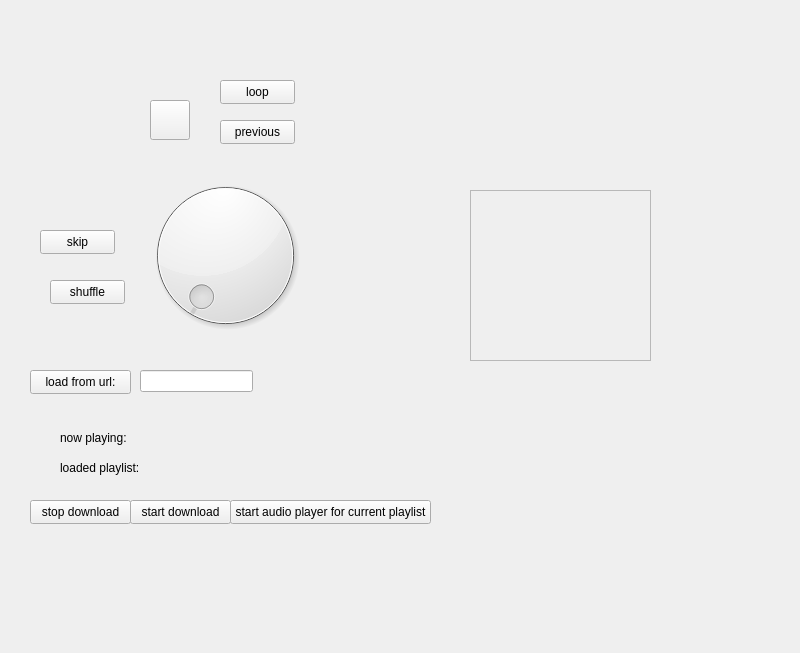
Old version of the form classes/generatedui/mainwindow.ui in the repository moltenlavaguava/peanut.
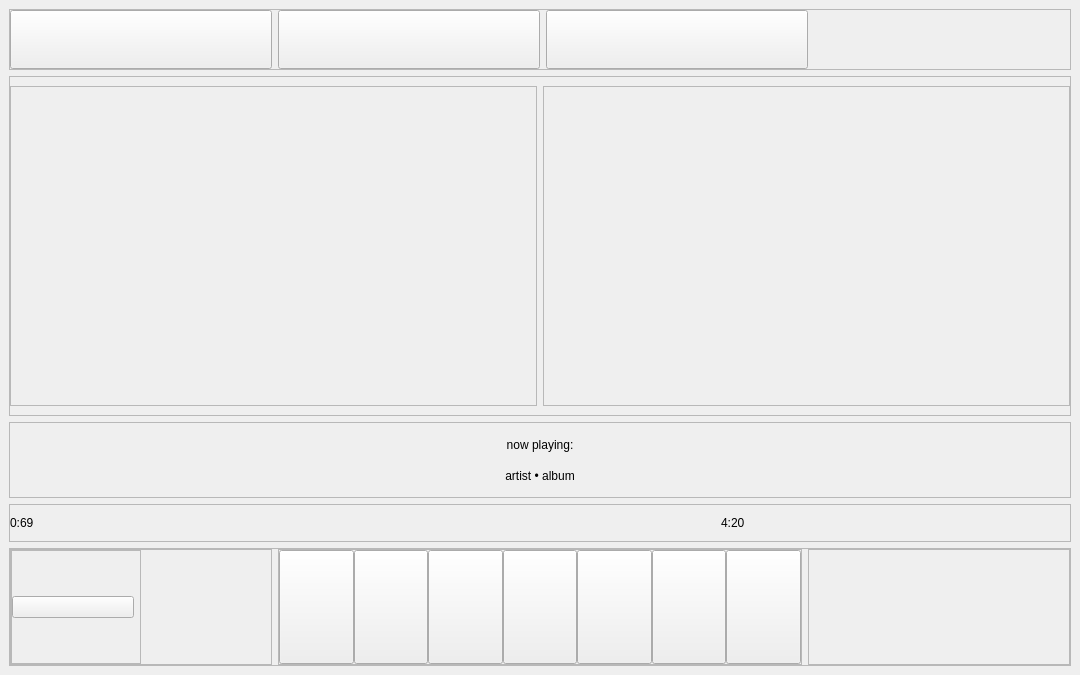
New version of the form. Icons and pictures are not drawn. Custom widgets are drawn as their Qt base class.

```diff
--- a/classes/generatedui/mainwindow.ui
+++ b/classes/generatedui/mainwindow.ui
@@ -6,8 +6,8 @@
    <rect>
     <x>0</x>
     <y>0</y>
-    <width>800</width>
-    <height>653</height>
+    <width>1080</width>
+    <height>675</height>
    </rect>
   </property>
   <property name="windowTitle">
@@ -47,232 +47,517 @@
 }</string>
   </property>
   <widget class="QWidget" name="centralwidget">
-   <widget class="QPushButton" name="action_skip">
-    <property name="geometry">
-     <rect>
-      <x>40</x>
-      <y>230</y>
-      <width>75</width>
-      <height>24</height>
-     </rect>
-    </property>
-    <property name="text">
-     <string>skip</string>
-    </property>
-   </widget>
-   <widget class="QPushButton" name="action_shuffle">
-    <property name="geometry">
-     <rect>
-      <x>50</x>
-      <y>280</y>
-      <width>75</width>
-      <height>24</height>
-     </rect>
-    </property>
-    <property name="text">
-     <string>shuffle</string>
-    </property>
-   </widget>
-   <widget class="QPushButton" name="action_loop">
-    <property name="geometry">
-     <rect>
-      <x>220</x>
-      <y>80</y>
-      <width>75</width>
-      <height>24</height>
-     </rect>
-    </property>
-    <property name="text">
-     <string>loop</string>
-    </property>
-   </widget>
-   <widget class="QPushButton" name="action_loadFromURL">
-    <property name="geometry">
-     <rect>
-      <x>30</x>
-      <y>370</y>
-      <width>101</width>
-      <height>24</height>
-     </rect>
-    </property>
-    <property name="text">
-     <string>load from url:</string>
-    </property>
-   </widget>
-   <widget class="QLineEdit" name="input_playlistURL">
-    <property name="geometry">
-     <rect>
-      <x>140</x>
-      <y>370</y>
-      <width>113</width>
-      <height>22</height>
-     </rect>
-    </property>
-    <property name="text">
-     <string/>
-    </property>
-   </widget>
-   <widget class="QLabel" name="info_nowPlaying">
-    <property name="geometry">
-     <rect>
-      <x>60</x>
-      <y>430</y>
-      <width>611</width>
-      <height>16</height>
-     </rect>
-    </property>
-    <property name="text">
-     <string>now playing:</string>
-    </property>
-   </widget>
-   <widget class="QLabel" name="info_loadedPlaylist">
-    <property name="geometry">
-     <rect>
-      <x>60</x>
-      <y>460</y>
-      <width>591</width>
-      <height>16</height>
-     </rect>
-    </property>
-    <property name="text">
-     <string>loaded playlist:</string>
-    </property>
-   </widget>
-   <widget class="QPushButton" name="action_previous">
-    <property name="geometry">
-     <rect>
-      <x>220</x>
-      <y>120</y>
-      <width>75</width>
-      <height>24</height>
-     </rect>
-    </property>
-    <property name="text">
-     <string>previous</string>
-    </property>
-   </widget>
-   <widget class="ScrollProgressBar" name="info_progressBar">
-    <property name="geometry">
-     <rect>
-      <x>360</x>
-      <y>90</y>
-      <width>281</width>
-      <height>16</height>
-     </rect>
-    </property>
-    <property name="styleSheet">
-     <string notr="true"/>
-    </property>
-   </widget>
-   <widget class="QDial" name="dial">
-    <property name="geometry">
-     <rect>
-      <x>140</x>
-      <y>160</y>
-      <width>171</width>
-      <height>191</height>
-     </rect>
-    </property>
-   </widget>
-   <widget class="ProgressCircleBar" name="info_progressBar1">
-    <property name="geometry">
-     <rect>
-      <x>350</x>
-      <y>120</y>
-      <width>111</width>
-      <height>16</height>
-     </rect>
-    </property>
-    <property name="styleSheet">
-     <string notr="true"/>
-    </property>
-   </widget>
-   <widget class="QPushButton" name="action_stopDownload">
-    <property name="geometry">
-     <rect>
-      <x>30</x>
-      <y>500</y>
-      <width>101</width>
-      <height>24</height>
-     </rect>
-    </property>
-    <property name="text">
-     <string>stop download</string>
-    </property>
-   </widget>
-   <widget class="QScrollArea" name="info_playlistSelector">
-    <property name="geometry">
-     <rect>
-      <x>470</x>
-      <y>190</y>
-      <width>181</width>
-      <height>171</height>
-     </rect>
-    </property>
-    <property name="verticalScrollBarPolicy">
-     <enum>Qt::ScrollBarPolicy::ScrollBarAlwaysOff</enum>
-    </property>
-    <property name="horizontalScrollBarPolicy">
-     <enum>Qt::ScrollBarPolicy::ScrollBarAlwaysOff</enum>
-    </property>
-    <property name="widgetResizable">
-     <bool>true</bool>
-    </property>
-    <property name="alignment">
-     <set>Qt::AlignmentFlag::AlignLeading|Qt::AlignmentFlag::AlignLeft|Qt::AlignmentFlag::AlignTop</set>
-    </property>
-    <widget class="QWidget" name="scrollAreaWidgetContents">
-     <property name="geometry">
-      <rect>
-       <x>0</x>
-       <y>0</y>
-       <width>179</width>
-       <height>169</height>
-      </rect>
-     </property>
-     <layout class="QVBoxLayout" name="verticalLayout"/>
-    </widget>
-   </widget>
-   <widget class="QPushButton" name="action_startDownload">
-    <property name="geometry">
-     <rect>
-      <x>130</x>
-      <y>500</y>
-      <width>101</width>
-      <height>24</height>
-     </rect>
-    </property>
-    <property name="text">
-     <string>start download</string>
-    </property>
-   </widget>
-   <widget class="QPushButton" name="action_startAudioPlayer">
-    <property name="geometry">
-     <rect>
-      <x>230</x>
-      <y>500</y>
-      <width>201</width>
-      <height>24</height>
-     </rect>
-    </property>
-    <property name="text">
-     <string>start audio player for current playlist</string>
-    </property>
-   </widget>
-   <widget class="CircleImageButton" name="action_play">
-    <property name="geometry">
-     <rect>
-      <x>150</x>
-      <y>100</y>
-      <width>40</width>
-      <height>40</height>
-     </rect>
-    </property>
-    <property name="icon">
-     <iconset resource="../../resources.qrc">
-      <normaloff>:/buttons/resources/play.png</normaloff>:/buttons/resources/play.png</iconset>
-    </property>
-   </widget>
+   <layout class="QVBoxLayout" name="verticalLayout_2">
+    <item>
+     <widget class="QFrame" name="container_topFrame">
+      <property name="sizePolicy">
+       <sizepolicy hsizetype="Preferred" vsizetype="Preferred">
+        <horstretch>0</horstretch>
+        <verstretch>8</verstretch>
+       </sizepolicy>
+      </property>
+      <property name="frameShape">
+       <enum>QFrame::Shape::StyledPanel</enum>
+      </property>
+      <property name="frameShadow">
+       <enum>QFrame::Shadow::Raised</enum>
+      </property>
+      <layout class="QHBoxLayout" name="horizontalLayout" stretch="0,0,0,0">
+       <property name="leftMargin">
+        <number>0</number>
+       </property>
+       <property name="topMargin">
+        <number>0</number>
+       </property>
+       <property name="rightMargin">
+        <number>0</number>
+       </property>
+       <property name="bottomMargin">
+        <number>0</number>
+       </property>
+       <item>
+        <widget class="CircleImageButton" name="action_home">
+         <property name="sizePolicy">
+          <sizepolicy hsizetype="Expanding" vsizetype="Expanding">
+           <horstretch>0</horstretch>
+           <verstretch>0</verstretch>
+          </sizepolicy>
+         </property>
+         <property name="icon">
+          <iconset resource="../../resources.qrc">
+           <normaloff>:/buttons/resources/home.png</normaloff>:/buttons/resources/home.png</iconset>
+         </property>
+        </widget>
+       </item>
+       <item>
+        <widget class="CircleImageButton" name="action_settings">
+         <property name="sizePolicy">
+          <sizepolicy hsizetype="Expanding" vsizetype="Expanding">
+           <horstretch>0</horstretch>
+           <verstretch>0</verstretch>
+          </sizepolicy>
+         </property>
+         <property name="icon">
+          <iconset resource="../../resources.qrc">
+           <normaloff>:/buttons/resources/settings.png</normaloff>:/buttons/resources/settings.png</iconset>
+         </property>
+        </widget>
+       </item>
+       <item>
+        <widget class="CircleImageButton" name="action_help">
+         <property name="sizePolicy">
+          <sizepolicy hsizetype="Expanding" vsizetype="Expanding">
+           <horstretch>0</horstretch>
+           <verstretch>0</verstretch>
+          </sizepolicy>
+         </property>
+         <property name="icon">
+          <iconset resource="../../resources.qrc">
+           <normaloff>:/buttons/resources/help.png</normaloff>:/buttons/resources/help.png</iconset>
+         </property>
+        </widget>
+       </item>
+       <item>
+        <spacer name="horizontalSpacer">
+         <property name="orientation">
+          <enum>Qt::Orientation::Horizontal</enum>
+         </property>
+         <property name="sizeHint" stdset="0">
+          <size>
+           <width>40</width>
+           <height>20</height>
+          </size>
+         </property>
+        </spacer>
+       </item>
+      </layout>
+     </widget>
+    </item>
+    <item>
+     <widget class="QFrame" name="container_upperMiddleFrame">
+      <property name="sizePolicy">
+       <sizepolicy hsizetype="Preferred" vsizetype="Preferred">
+        <horstretch>0</horstretch>
+        <verstretch>45</verstretch>
+       </sizepolicy>
+      </property>
+      <property name="frameShape">
+       <enum>QFrame::Shape::StyledPanel</enum>
+      </property>
+      <property name="frameShadow">
+       <enum>QFrame::Shadow::Raised</enum>
+      </property>
+      <layout class="QHBoxLayout" name="horizontalLayout_2">
+       <property name="leftMargin">
+        <number>0</number>
+       </property>
+       <property name="rightMargin">
+        <number>0</number>
+       </property>
+       <item>
+        <widget class="SquareFrame" name="SquareFrame">
+         <property name="frameShape">
+          <enum>QFrame::Shape::StyledPanel</enum>
+         </property>
+        </widget>
+       </item>
+       <item>
+        <widget class="QFrame" name="container_nextList">
+         <property name="frameShape">
+          <enum>QFrame::Shape::StyledPanel</enum>
+         </property>
+         <property name="frameShadow">
+          <enum>QFrame::Shadow::Raised</enum>
+         </property>
+        </widget>
+       </item>
+      </layout>
+     </widget>
+    </item>
+    <item>
+     <widget class="QFrame" name="container_middleFrame">
+      <property name="sizePolicy">
+       <sizepolicy hsizetype="Preferred" vsizetype="Preferred">
+        <horstretch>0</horstretch>
+        <verstretch>10</verstretch>
+       </sizepolicy>
+      </property>
+      <property name="frameShape">
+       <enum>QFrame::Shape::StyledPanel</enum>
+      </property>
+      <property name="frameShadow">
+       <enum>QFrame::Shadow::Raised</enum>
+      </property>
+      <layout class="QVBoxLayout" name="verticalLayout">
+       <item>
+        <widget class="QLabel" name="info_trackName">
+         <property name="text">
+          <string>now playing:</string>
+         </property>
+         <property name="alignment">
+          <set>Qt::AlignmentFlag::AlignCenter</set>
+         </property>
+        </widget>
+       </item>
+       <item>
+        <widget class="QLabel" name="info_artistAlbum">
+         <property name="text">
+          <string>artist • album</string>
+         </property>
+         <property name="alignment">
+          <set>Qt::AlignmentFlag::AlignCenter</set>
+         </property>
+        </widget>
+       </item>
+      </layout>
+     </widget>
+    </item>
+    <item>
+     <widget class="QFrame" name="container_lowerMiddleFrame">
+      <property name="sizePolicy">
+       <sizepolicy hsizetype="Preferred" vsizetype="Preferred">
+        <horstretch>0</horstretch>
+        <verstretch>5</verstretch>
+       </sizepolicy>
+      </property>
+      <property name="frameShape">
+       <enum>QFrame::Shape::StyledPanel</enum>
+      </property>
+      <property name="frameShadow">
+       <enum>QFrame::Shadow::Raised</enum>
+      </property>
+      <layout class="QHBoxLayout" name="horizontalLayout_3">
+       <property name="leftMargin">
+        <number>0</number>
+       </property>
+       <property name="rightMargin">
+        <number>0</number>
+       </property>
+       <item>
+        <widget class="QLabel" name="label">
+         <property name="text">
+          <string>0:69</string>
+         </property>
+        </widget>
+       </item>
+       <item>
+        <widget class="ScrollProgressBar" name="info_progressBar">
+         <property name="styleSheet">
+          <string notr="true"/>
+         </property>
+        </widget>
+       </item>
+       <item>
+        <widget class="QLabel" name="label_2">
+         <property name="text">
+          <string>4:20</string>
+         </property>
+        </widget>
+       </item>
+      </layout>
+     </widget>
+    </item>
+    <item>
+     <widget class="QFrame" name="container_lowerFrame">
+      <property name="sizePolicy">
+       <sizepolicy hsizetype="Preferred" vsizetype="Preferred">
+        <horstretch>0</horstretch>
+        <verstretch>15</verstretch>
+       </sizepolicy>
+      </property>
+      <property name="frameShape">
+       <enum>QFrame::Shape::StyledPanel</enum>
+      </property>
+      <property name="frameShadow">
+       <enum>QFrame::Shadow::Raised</enum>
+      </property>
+      <layout class="QHBoxLayout" name="horizontalLayout_4">
+       <property name="leftMargin">
+        <number>0</number>
+       </property>
+       <property name="topMargin">
+        <number>0</number>
+       </property>
+       <property name="rightMargin">
+        <number>0</number>
+       </property>
+       <property name="bottomMargin">
+        <number>0</number>
+       </property>
+       <item>
+        <widget class="QFrame" name="container_left">
+         <property name="sizePolicy">
+          <sizepolicy hsizetype="Preferred" vsizetype="Preferred">
+           <horstretch>1</horstretch>
+           <verstretch>0</verstretch>
+          </sizepolicy>
+         </property>
+         <property name="frameShape">
+          <enum>QFrame::Shape::StyledPanel</enum>
+         </property>
+         <property name="frameShadow">
+          <enum>QFrame::Shadow::Raised</enum>
+         </property>
+         <layout class="QHBoxLayout" name="horizontalLayout_6" stretch="1,1">
+          <property name="spacing">
+           <number>0</number>
+          </property>
+          <property name="leftMargin">
+           <number>0</number>
+          </property>
+          <property name="topMargin">
+           <number>0</number>
+          </property>
+          <property name="rightMargin">
+           <number>0</number>
+          </property>
+          <property name="bottomMargin">
+           <number>0</number>
+          </property>
+          <item>
+           <widget class="QFrame" name="container_volumeBar">
+            <property name="sizePolicy">
+             <sizepolicy hsizetype="Preferred" vsizetype="Preferred">
+              <horstretch>0</horstretch>
+              <verstretch>0</verstretch>
+             </sizepolicy>
+            </property>
+            <property name="frameShape">
+             <enum>QFrame::Shape::StyledPanel</enum>
+            </property>
+            <property name="frameShadow">
+             <enum>QFrame::Shadow::Raised</enum>
+            </property>
+            <layout class="QHBoxLayout" name="horizontalLayout_8">
+             <property name="leftMargin">
+              <number>0</number>
+             </property>
+             <property name="topMargin">
+              <number>45</number>
+             </property>
+             <property name="rightMargin">
+              <number>0</number>
+             </property>
+             <property name="bottomMargin">
+              <number>45</number>
+             </property>
+             <item>
+              <widget class="CircleImageButton" name="action_mute">
+               <property name="sizePolicy">
+                <sizepolicy hsizetype="Expanding" vsizetype="Expanding">
+                 <horstretch>0</horstretch>
+                 <verstretch>0</verstretch>
+                </sizepolicy>
+               </property>
+               <property name="icon">
+                <iconset resource="../../resources.qrc">
+                 <normaloff>:/buttons/resources/volume.png</normaloff>:/buttons/resources/volume.png</iconset>
+               </property>
+              </widget>
+             </item>
+             <item>
+              <widget class="ProgressCircleBar" name="input_volumeBar">
+               <property name="styleSheet">
+                <string notr="true"/>
+               </property>
+              </widget>
+             </item>
+            </layout>
+           </widget>
+          </item>
+          <item>
+           <spacer name="horizontalSpacer_4">
+            <property name="orientation">
+             <enum>Qt::Orientation::Horizontal</enum>
+            </property>
+            <property name="sizeHint" stdset="0">
+             <size>
+              <width>0</width>
+              <height>20</height>
+             </size>
+            </property>
+           </spacer>
+          </item>
+         </layout>
+        </widget>
+       </item>
+       <item>
+        <widget class="QFrame" name="container_middle">
+         <property name="sizePolicy">
+          <sizepolicy hsizetype="Preferred" vsizetype="Preferred">
+           <horstretch>2</horstretch>
+           <verstretch>0</verstretch>
+          </sizepolicy>
+         </property>
+         <property name="frameShape">
+          <enum>QFrame::Shape::StyledPanel</enum>
+         </property>
+         <property name="frameShadow">
+          <enum>QFrame::Shadow::Raised</enum>
+         </property>
+         <layout class="QHBoxLayout" name="horizontalLayout_5">
+          <property name="spacing">
+           <number>0</number>
+          </property>
+          <property name="leftMargin">
+           <number>0</number>
+          </property>
+          <property name="topMargin">
+           <number>0</number>
+          </property>
+          <property name="rightMargin">
+           <number>0</number>
+          </property>
+          <property name="bottomMargin">
+           <number>0</number>
+          </property>
+          <item>
+           <widget class="CircleImageButton" name="action_download">
+            <property name="sizePolicy">
+             <sizepolicy hsizetype="Expanding" vsizetype="Expanding">
+              <horstretch>0</horstretch>
+              <verstretch>0</verstretch>
+             </sizepolicy>
+            </property>
+            <property name="icon">
+             <iconset resource="../../resources.qrc">
+              <normaloff>:/buttons/resources/download.png</normaloff>:/buttons/resources/download.png</iconset>
+            </property>
+           </widget>
+          </item>
+          <item>
+           <widget class="CircleImageButton" name="action_organize">
+            <property name="sizePolicy">
+             <sizepolicy hsizetype="Expanding" vsizetype="Expanding">
+              <horstretch>0</horstretch>
+              <verstretch>0</verstretch>
+             </sizepolicy>
+            </property>
+            <property name="icon">
+             <iconset resource="../../resources.qrc">
+              <normaloff>:/buttons/resources/organize.png</normaloff>:/buttons/resources/organize.png</iconset>
+            </property>
+           </widget>
+          </item>
+          <item>
+           <widget class="CircleImageButton" name="action_previous">
+            <property name="sizePolicy">
+             <sizepolicy hsizetype="Expanding" vsizetype="Expanding">
+              <horstretch>0</horstretch>
+              <verstretch>0</verstretch>
+             </sizepolicy>
+            </property>
+            <property name="icon">
+             <iconset resource="../../resources.qrc">
+              <normaloff>:/buttons/resources/reverse.png</normaloff>:/buttons/resources/reverse.png</iconset>
+            </property>
+           </widget>
+          </item>
+          <item>
+           <widget class="CircleImageButton" name="action_play">
+            <property name="sizePolicy">
+             <sizepolicy hsizetype="Expanding" vsizetype="Expanding">
+              <horstretch>0</horstretch>
+              <verstretch>0</verstretch>
+             </sizepolicy>
+            </property>
+            <property name="icon">
+             <iconset resource="../../resources.qrc">
+              <normaloff>:/buttons/resources/play.png</normaloff>:/buttons/resources/play.png</iconset>
+            </property>
+           </widget>
+          </item>
+          <item>
+           <widget class="CircleImageButton" name="action_skip">
+            <property name="sizePolicy">
+             <sizepolicy hsizetype="Expanding" vsizetype="Expanding">
+              <horstretch>0</horstretch>
+              <verstretch>0</verstretch>
+             </sizepolicy>
+            </property>
+            <property name="icon">
+             <iconset resource="../../resources.qrc">
+              <normaloff>:/buttons/resources/skip.png</normaloff>:/buttons/resources/skip.png</iconset>
+            </property>
+           </widget>
+          </item>
+          <item>
+           <widget class="CircleImageButton" name="action_shuffle">
+            <property name="sizePolicy">
+             <sizepolicy hsizetype="Expanding" vsizetype="Expanding">
+              <horstretch>0</horstretch>
+              <verstretch>0</verstretch>
+             </sizepolicy>
+            </property>
+            <property name="icon">
+             <iconset resource="../../resources.qrc">
+              <normaloff>:/buttons/resources/shuffle.png</normaloff>:/buttons/resources/shuffle.png</iconset>
+            </property>
+           </widget>
+          </item>
+          <item>
+           <widget class="CircleImageButton" name="action_loop">
+            <property name="sizePolicy">
+             <sizepolicy hsizetype="Expanding" vsizetype="Expanding">
+              <horstretch>0</horstretch>
+              <verstretch>0</verstretch>
+             </sizepolicy>
+            </property>
+            <property name="icon">
+             <iconset resource="../../resources.qrc">
+              <normaloff>:/buttons/resources/loop.png</normaloff>:/buttons/resources/loop.png</iconset>
+            </property>
+           </widget>
+          </item>
+         </layout>
+        </widget>
+       </item>
+       <item>
+        <widget class="QFrame" name="container_right">
+         <property name="sizePolicy">
+          <sizepolicy hsizetype="Preferred" vsizetype="Preferred">
+           <horstretch>1</horstretch>
+           <verstretch>0</verstretch>
+          </sizepolicy>
+         </property>
+         <property name="frameShape">
+          <enum>QFrame::Shape::StyledPanel</enum>
+         </property>
+         <property name="frameShadow">
+          <enum>QFrame::Shadow::Raised</enum>
+         </property>
+        </widget>
+       </item>
+       <item>
+        <spacer name="horizontalSpacer_2">
+         <property name="orientation">
+          <enum>Qt::Orientation::Horizontal</enum>
+         </property>
+         <property name="sizeHint" stdset="0">
+          <size>
+           <width>0</width>
+           <height>20</height>
+          </size>
+         </property>
+        </spacer>
+       </item>
+       <item>
+        <spacer name="horizontalSpacer_3">
+         <property name="orientation">
+          <enum>Qt::Orientation::Horizontal</enum>
+         </property>
+         <property name="sizeHint" stdset="0">
+          <size>
+           <width>0</width>
+           <height>20</height>
+          </size>
+         </property>
+        </spacer>
+       </item>
+      </layout>
+     </widget>
+    </item>
+   </layout>
   </widget>
  </widget>
  <customwidgets>
@@ -291,6 +576,11 @@
    <extends>QFrame</extends>
    <header>customwidgets.scrollprogressbar.scrollprogressbar</header>
   </customwidget>
+  <customwidget>
+   <class>SquareFrame</class>
+   <extends>QFrame</extends>
+   <header>customwidgets.squareframe.squareframe</header>
+  </customwidget>
  </customwidgets>
  <resources>
   <include location="../../resources.qrc"/>
```
Left out of the diff: 2 changed lines with no effect on the pictures.
